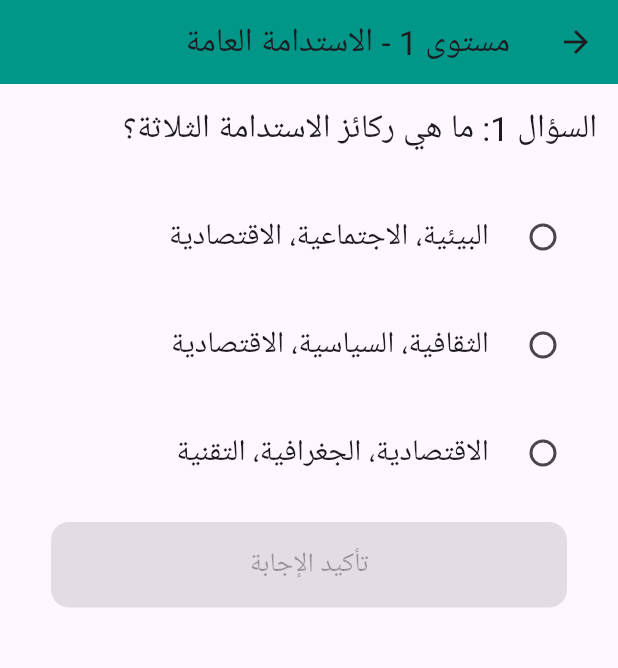
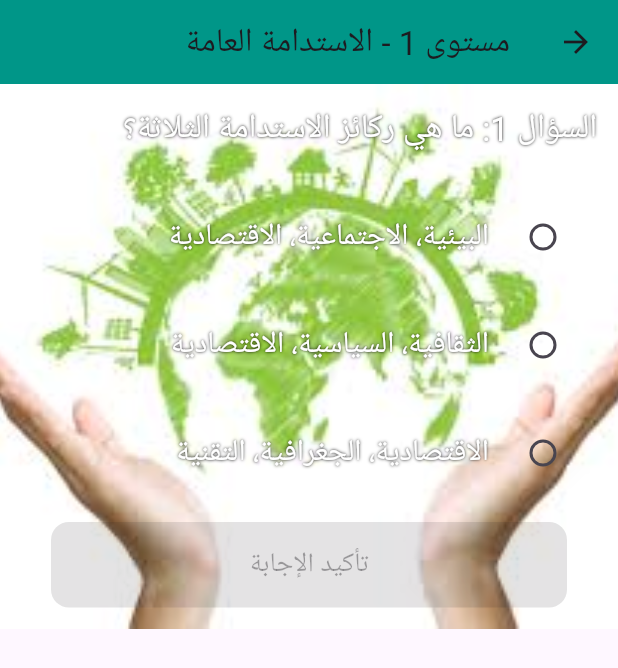
Before and after one commit to ismailaj80/sustainability, a Flutter app: the Videoomar screen opened by its route, after a tap on "الانتقال إلى المستوى الأول", on a phone screen of 412 x 824 dp. Shown: the top 668 px of the screen. Run offline on Flutter 3.47's test engine with Material 3 defaults, Android fonts, the phone set to English and light mode, and no system bars; our stand-ins replace audioplayers, video_player; Roboto replaces fonts that are missing (Cairo).

Commit message:
تعديلات حمزة وعمر

```diff
--- a/lib/pages/about_us.dart
+++ b/lib/pages/about_us.dart
@@ -81,8 +81,7 @@
                     sectionTitle('فريق تكنولوجيا المعلومات (BTEC):'),
                     bullet('حمزة الكردي'),
                     bullet('عمر حاوي'),
-                    bullet('عبد الرحمن العطيات'),
-                    bullet('المقداد أبو شتال'),
+
                     SizedBox(height: 24),
                     sectionTitle('إشراف:'),
                     Text(
--- a/lib/pages/level1_14plusomar.dart
+++ b/lib/pages/level1_14plusomar.dart
@@ -55,7 +55,6 @@
                     });
                     Navigator.pop(context);
                   },
-                  child: const Text("إعادة المحاولة"),
                   style: TextButton.styleFrom(
                     foregroundColor: Colors.white,
                     backgroundColor: Colors.grey[700],
@@ -63,6 +62,7 @@
                       borderRadius: BorderRadius.circular(10),
                     ),
                   ),
+                  child: const Text("إعادة المحاولة"),
                 ),
                 if (correctAnswers >= 3 && level < 2)
                   ElevatedButton(
@@ -77,6 +77,7 @@
                     },
                     style: ElevatedButton.styleFrom(
                       backgroundColor: Colors.green[700],
+                      foregroundColor: Colors.white,
                       shape: RoundedRectangleBorder(
                         borderRadius: BorderRadius.circular(10),
                       ),
@@ -96,6 +97,7 @@
                     },
                     style: ElevatedButton.styleFrom(
                       backgroundColor: Colors.green[800],
+                      foregroundColor: Colors.white,
                       shape: RoundedRectangleBorder(
                         borderRadius: BorderRadius.circular(10),
                       ),
@@ -111,6 +113,11 @@
   @override
   Widget build(BuildContext context) {
     final questions = levelQuestions[level];
+    final bgImages = [
+      'assets/images/bg1.jpeg',
+      'assets/images/bg2.jpg',
+      'assets/images/bg3.jpg',
+    ];
 
     return Directionality(
       textDirection: TextDirection.rtl,
@@ -119,7 +126,14 @@
           title: Text(levelTitles[level]),
           backgroundColor: Colors.teal,
         ),
-        body: SingleChildScrollView(
+        body: Container(
+          decoration: BoxDecoration(
+            image: DecorationImage(
+              image: AssetImage(bgImages[level]),
+              fit: BoxFit.cover,
+            ),
+          ),
+          child: SingleChildScrollView(
             child: Padding(
               padding: const EdgeInsets.all(14.0),
               child: Column(
@@ -127,15 +141,25 @@
                 children: [
                   Text(
                     "السؤال ${currentQuestion + 1}: ${questions[currentQuestion]["question"]}",
-                  style: const TextStyle(fontSize: 22),
+                    style: const TextStyle(
+                      fontSize: 22,
+                      color: Colors.white,
+                      shadows: [Shadow(blurRadius: 2, color: Colors.black)],
+                    ),
                     textAlign: TextAlign.right,
                   ),
                   const SizedBox(height: 20),
-                ...questions[currentQuestion]["answers"].map<Widget>((answer) {
+                  ...questions[currentQuestion]["answers"].map<Widget>((
+                    answer,
+                  ) {
                     return RadioListTile<String>(
                       title: Text(
                         answer,
-                      style: const TextStyle(fontSize: 20),
+                        style: const TextStyle(
+                          fontSize: 20,
+                          color: Colors.white,
+                          shadows: [Shadow(blurRadius: 2, color: Colors.black)],
+                        ),
                         textAlign: TextAlign.right,
                       ),
                       value: answer,
@@ -157,6 +181,7 @@
                         child: ElevatedButton(
                           style: ElevatedButton.styleFrom(
                             backgroundColor: Colors.teal,
+                            foregroundColor: Colors.white,
                             padding: const EdgeInsets.symmetric(vertical: 16),
                             textStyle: const TextStyle(fontSize: 18),
                             shape: RoundedRectangleBorder(
@@ -177,6 +202,7 @@
             ),
           ),
         ),
+      ),
     );
   }
 }
--- a/lib/pages/videoomar.dart
+++ b/lib/pages/videoomar.dart
@@ -5,10 +5,10 @@
   const Videoomar({super.key});
 
   @override
-  State<Videoomar> createState() => _InstructionVideoPageState();
+  State<Videoomar> createState() => _VideoomarState();
 }
 
-class _InstructionVideoPageState extends State<Videoomar> {
+class _VideoomarState extends State<Videoomar> {
   late VideoPlayerController _controller;
 
   @override
@@ -29,6 +29,16 @@
     super.dispose();
   }
 
+  void togglePlayPause() {
+    setState(() {
+      if (_controller.value.isPlaying) {
+        _controller.pause();
+      } else {
+        _controller.play();
+      }
+    });
+  }
+
   @override
   Widget build(BuildContext context) {
     return Scaffold(
@@ -46,7 +56,25 @@
                   child: VideoPlayer(_controller),
                 )
                 : const CircularProgressIndicator(),
-            const SizedBox(height: 30),
+            const SizedBox(height: 20),
+            ElevatedButton.icon(
+              icon: Icon(
+                _controller.value.isPlaying ? Icons.pause : Icons.play_arrow,
+              ),
+              label: Text(
+                _controller.value.isPlaying ? 'إيقاف الفيديو' : 'تشغيل الفيديو',
+              ),
+              onPressed: togglePlayPause,
+              style: ElevatedButton.styleFrom(
+                backgroundColor: Colors.orange,
+                foregroundColor: Colors.white,
+                padding: const EdgeInsets.symmetric(
+                  horizontal: 24,
+                  vertical: 12,
+                ),
+              ),
+            ),
+            const SizedBox(height: 20),
             ElevatedButton.icon(
               icon: const Icon(Icons.play_arrow),
               label: const Text('الانتقال إلى المستوى الأول'),
@@ -55,6 +83,7 @@
               },
               style: ElevatedButton.styleFrom(
                 backgroundColor: Colors.teal,
+                foregroundColor: Colors.white,
                 padding: const EdgeInsets.symmetric(
                   horizontal: 24,
                   vertical: 12,
```
Also changed, not shown: lib/pages/instruction_video_page.dart (+30 -1 lines), lib/pages/level1_7to14.dart (+4 -21 lines), lib/pages/level2_7to14.dart (+17 -1 lines), lib/pages/level3_7to14.dart (+18 -24 lines), assets/images/bg1.jpeg (added), assets/images/bg2.jpg (added). Lines whose indentation alone changed are shown as unchanged.
